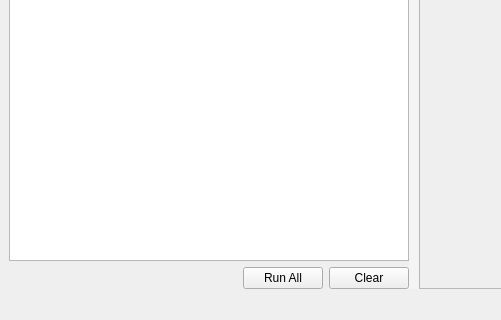
The window that geometrize/dialog/taskqueuewindow.ui (Tw1ddle/geometrize) describes before a commit, drawn with Qt 5; both pictures show x 0 to 501 and y 704 to 1024 of the 1028 by 1024 pixel window.
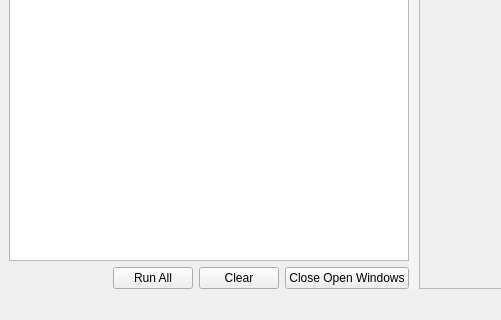
The same window after the commit. Icons and pictures are not drawn.

Commit message: Add convenient button to close all image task windows

Patch:
```diff
--- a/geometrize/dialog/taskqueuewindow.ui
+++ b/geometrize/dialog/taskqueuewindow.ui
@@ -230,6 +230,13 @@
             </property>
            </widget>
           </item>
+          <item>
+           <widget class="QPushButton" name="closeOpenWindowsButton">
+            <property name="text">
+             <string>Close Open Windows</string>
+            </property>
+           </widget>
+          </item>
          </layout>
         </item>
        </layout>
```
The commit also changes 2 other files.
